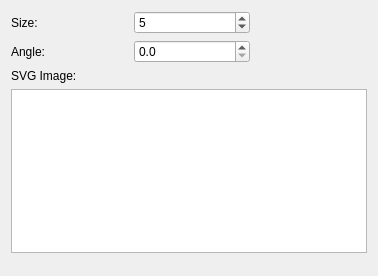
First picture: the form in src/ui/symbollayer/widget_svgmarker.ui, repository qgis/QGIS, before the edit.
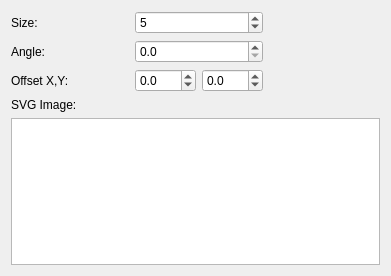
Second picture: the form after the edit.

Commit message: Added offset property (X,Y) also for marker symbol layers.

Diff of the .ui file:
```diff
--- a/src/ui/symbollayer/widget_svgmarker.ui
+++ b/src/ui/symbollayer/widget_svgmarker.ui
@@ -1,24 +1,24 @@
 <ui version="4.0" >
  <class>WidgetSvgMarker</class>
- <widget class="QWidget" name="WidgetSvgMarker" >
-  <property name="geometry" >
+ <widget class="QWidget" name="WidgetSvgMarker">
+  <property name="geometry">
    <rect>
     <x>0</x>
     <y>0</y>
-    <width>378</width>
+    <width>391</width>
     <height>276</height>
    </rect>
   </property>
   <property name="windowTitle" >
    <string>Form</string>
   </property>
-  <layout class="QVBoxLayout" >
+  <layout class="QVBoxLayout" name="verticalLayout">
    <item>
-    <layout class="QGridLayout" >
-     <item row="0" column="0" >
-      <widget class="QLabel" name="label_2" >
-       <property name="sizePolicy" >
-        <sizepolicy vsizetype="Preferred" hsizetype="MinimumExpanding" >
+    <layout class="QGridLayout">
+     <item row="0" column="0">
+      <widget class="QLabel" name="label_2">
+       <property name="sizePolicy">
+        <sizepolicy hsizetype="MinimumExpanding" vsizetype="Preferred">
          <horstretch>0</horstretch>
          <verstretch>0</verstretch>
         </sizepolicy>
@@ -28,10 +28,10 @@
        </property>
       </widget>
      </item>
-     <item row="0" column="1" >
-      <widget class="QSpinBox" name="spinSize" >
-       <property name="sizePolicy" >
-        <sizepolicy vsizetype="Fixed" hsizetype="MinimumExpanding" >
+     <item row="0" column="1">
+      <widget class="QSpinBox" name="spinSize">
+       <property name="sizePolicy">
+        <sizepolicy hsizetype="MinimumExpanding" vsizetype="Fixed">
          <horstretch>0</horstretch>
          <verstretch>0</verstretch>
         </sizepolicy>
@@ -44,7 +44,7 @@
        </property>
       </widget>
      </item>
-     <item rowspan="2" row="0" column="2" >
+     <item row="0" column="2" rowspan="3">
       <spacer>
        <property name="orientation" >
         <enum>Qt::Horizontal</enum>
@@ -57,16 +57,16 @@
        </property>
       </spacer>
      </item>
-     <item row="1" column="0" >
-      <widget class="QLabel" name="label_3" >
-       <property name="text" >
+     <item row="1" column="0">
+      <widget class="QLabel" name="label_3">
+       <property name="text">
         <string>Angle:</string>
        </property>
       </widget>
      </item>
-     <item row="1" column="1" >
-      <widget class="QDoubleSpinBox" name="spinAngle" >
-       <property name="decimals" >
+     <item row="1" column="1">
+      <widget class="QDoubleSpinBox" name="spinAngle">
+       <property name="decimals">
         <number>1</number>
        </property>
        <property name="maximum" >
@@ -74,18 +74,49 @@
        </property>
       </widget>
      </item>
+     <item row="2" column="1">
+      <layout class="QHBoxLayout" name="horizontalLayout">
+       <item>
+        <widget class="QDoubleSpinBox" name="spinOffsetX">
+         <property name="decimals">
+          <number>1</number>
+         </property>
+         <property name="minimum">
+          <double>-100.000000000000000</double>
+         </property>
+        </widget>
+       </item>
+       <item>
+        <widget class="QDoubleSpinBox" name="spinOffsetY">
+         <property name="decimals">
+          <number>1</number>
+         </property>
+         <property name="minimum">
+          <double>-100.000000000000000</double>
+         </property>
+        </widget>
+       </item>
+      </layout>
+     </item>
+     <item row="2" column="0">
+      <widget class="QLabel" name="label_4">
+       <property name="text">
+        <string>Offset X,Y:</string>
+       </property>
+      </widget>
+     </item>
     </layout>
    </item>
    <item>
-    <widget class="QLabel" name="label" >
-     <property name="text" >
+    <widget class="QLabel" name="label">
+     <property name="text">
       <string>SVG Image:</string>
      </property>
     </widget>
    </item>
    <item>
-    <widget class="QListView" name="viewImages" >
-     <property name="editTriggers" >
+    <widget class="QListView" name="viewImages">
+     <property name="editTriggers">
       <set>QAbstractItemView::NoEditTriggers</set>
      </property>
      <property name="iconSize" >
```
Left out of the diff: 33 changed lines with no effect on the pictures. The commit also changes 7 other files.
